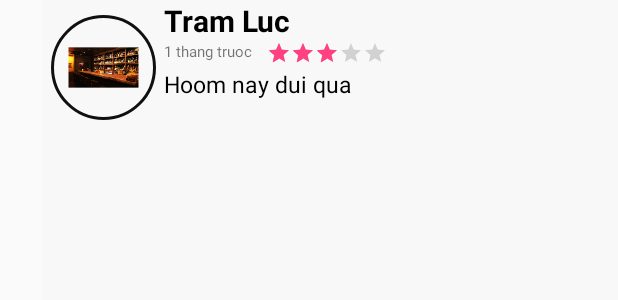
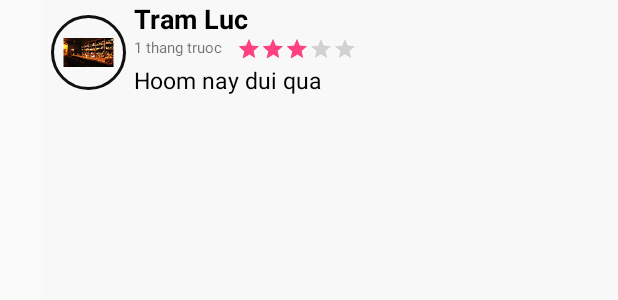
Before and after one commit to luctram/SearchService, an Android app: the layout row_listview_reviews.xml on its own in the app's theme, with its tools: preview values and no code run, on a phone screen of 412 x 824 dp. Shown: the top 300 px of the screen. Run offline under Robolectric (Android 15) with nearby library versions, the phone set to English and light mode, and no system bars.

Commit message:
update review ok

```diff
--- a/app/src/main/java/com/lkmt/tramluc/searchservice/DataParser.java
+++ b/app/src/main/java/com/lkmt/tramluc/searchservice/DataParser.java
@@ -1,4 +1,7 @@
 package com.lkmt.tramluc.searchservice;
+
+import android.util.Log;
+import android.widget.Toast;
 
 import org.json.JSONArray;
 import org.json.JSONException;
@@ -62,6 +65,9 @@ public class DataParser {
 
         HashMap<String, String> NearbyPlaceMap = null;
 
+        if (counter == 0){
+            Log.d("dataParser","ko tìm thấy dịch vụ");
+        }
         for (int i=0; i<counter; i++)
         {
             try
--- a/app/src/main/java/com/lkmt/tramluc/searchservice/ModelDetailPlace/Reviews.java
+++ b/app/src/main/java/com/lkmt/tramluc/searchservice/ModelDetailPlace/Reviews.java
@@ -18,9 +18,10 @@ public class Reviews implements Parcelable {
     public Reviews(){}
     public Reviews (String author_name,String text,String relative_time_description, float rating, String profile_photo_url){
         this.author_name = author_name;
-        this.rating = rating;
         this.text = text;
         this.relative_time_description =relative_time_description;
+
+        this.rating = rating;
         this.profile_photo_url = profile_photo_url;
     }
 
--- a/app/src/main/java/com/lkmt/tramluc/searchservice/Services.java
+++ b/app/src/main/java/com/lkmt/tramluc/searchservice/Services.java
@@ -1,6 +1,6 @@
 package com.lkmt.tramluc.searchservice;
 
-import com.lkmt.tramluc.searchservice.ModelDetailPlace.ReviewService;
+import com.lkmt.tramluc.searchservice.ModelDetailPlace.Reviews;
 
 public class Services {
 
@@ -13,7 +13,7 @@ public class Services {
     public String phone;
     public String address;
     public int rate;
-    public ReviewService review;
+    public Reviews review;
     public String describe;
     public int countLike;
     public String website;
@@ -23,7 +23,7 @@ public class Services {
     public Services() {
     }
 
-    public Services(String typeServiceId, String cityId, String serviceId, String serviceName, double lat, double lng, String phone, String address, int allRate, ReviewService review, String describe, int countLike, String website) {
+    public Services(String typeServiceId, String cityId, String serviceId, String serviceName, double lat, double lng, String phone, String address, int allRate, Reviews review, String describe, int countLike, String website) {
         this.typeServiceId = typeServiceId;
         this.cityId = cityId;
         this.serviceId = serviceId;
--- a/app/src/main/res/layout/row_listview_reviews.xml
+++ b/app/src/main/res/layout/row_listview_reviews.xml
@@ -19,15 +19,16 @@
         <LinearLayout
             android:layout_width="match_parent"
             android:layout_height="match_parent"
+            android:layout_marginBottom="20dp"
             android:orientation="horizontal">
 
             <de.hdodenhof.circleimageview.CircleImageView
                 android:id="@+id/imgReviewer"
-                android:layout_width="70dp"
-                android:layout_height="70dp"
+                android:layout_width="50dp"
+                android:layout_height="50dp"
                 android:layout_marginLeft="5dp"
+                android:layout_marginTop="10dp"
                 android:layout_marginRight="5dp"
-                android:layout_marginTop="10dp"
                 android:src="@mipmap/bar"
                 app:civ_border_color="#101010"
                 app:civ_border_width="2dp" />
@@ -41,11 +42,11 @@
                     android:id="@+id/tab_txtReviewName"
                     android:layout_width="match_parent"
                     android:layout_height="wrap_content"
-                    android:textStyle="bold"
                     android:fontFamily="sans-serif"
+                    android:text="Tram Luc"
                     android:textColor="	#000000"
-                    android:textSize="20dp"
-                    android:text="Tram Luc" />
+                    android:textSize="18sp"
+                    android:textStyle="bold" />
 
                 <LinearLayout
                     android:layout_width="match_parent"
@@ -55,10 +56,10 @@
                     <TextView
                         android:id="@+id/tab_txtTimeReview"
                         android:layout_width="wrap_content"
-                        android:layout_height="wrap_content"
-                        android:textSize="10dp"
+                        android:layout_height="match_parent"
                         android:fontFamily="sans-serif"
-                        android:text="1 thang truoc" />
+                        android:text="1 thang truoc"
+                        android:textSize="10dp" />
 
                     <ScrollView
                         android:id="@+id/scrollView1"
```
Also changed, not shown: app/src/main/java/com/lkmt/tramluc/searchservice/ModelDetailPlace/DownloadImageTask.java (deleted, +0 -34 lines), app/src/main/java/com/lkmt/tramluc/searchservice/ModelDetailPlace/ReviewService.java (deleted, +0 -20 lines), app/src/main/java/com/lkmt/tramluc/searchservice/ModelDetailPlace/ReviewsAdapter.java (+16 -2 lines), app/src/main/java/com/lkmt/tramluc/searchservice/ModelDetailPlace/TabHost_Reviews.java (+14 -2 lines), 1 other file.
